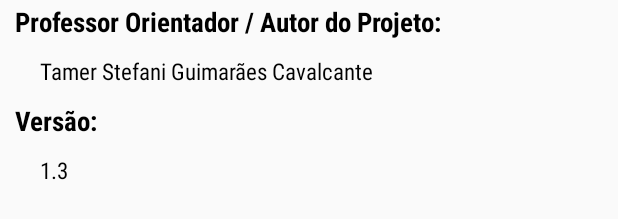
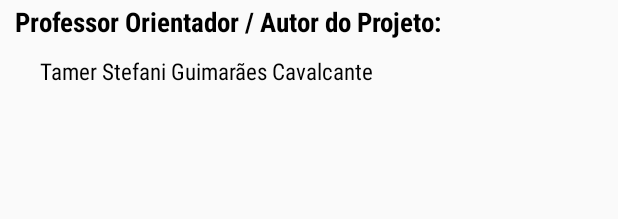
Before and after one commit to Moreschi186/AppSimposioHumanidades, an Android app: the layout fragment_sobre_aplicativo.xml on its own in the app's theme, with its tools: preview values and no code run, on a phone screen of 412 x 824 dp. Shown: the part 392-611 px from the top of the screen. Run offline under Robolectric (Android 15) with nearby library versions, the phone set to English and light mode, and no system bars.

Commit message:
Inscrições alterado.

```diff
--- a/app/src/main/AndroidManifest.xml
+++ b/app/src/main/AndroidManifest.xml
@@ -19,15 +19,11 @@
         android:screenOrientation="portrait"
         android:supportsRtl="true"
         android:theme="@style/AppTheme">
-
-
         <activity
             android:name=".MainActivity"
             android:label="@string/app_name"
             android:screenOrientation="portrait"
-            android:theme="@style/AppTheme.NoActionBar">
-
-        </activity>
+            android:theme="@style/AppTheme.NoActionBar" />
         <activity
             android:name=".Palestrantes"
             android:screenOrientation="portrait" />
--- a/app/src/main/java/com/ifsc/mathe/appsimposiohumanidades/MainActivity.java
+++ b/app/src/main/java/com/ifsc/mathe/appsimposiohumanidades/MainActivity.java
@@ -200,7 +200,7 @@ public class MainActivity extends AppCompatActivity implements NavigationView.On
             fragmentoSelecionado = true;
 
         } else if (id == R.id.nav_local){
-            Intent intent = new Intent( this, Maps.class);
+            Intent intent = new Intent(this, Maps.class);
             startActivity(intent);
             fragmentoSelecionado = false;
         }
--- a/app/src/main/res/layout/fragment_sobre_aplicativo.xml
+++ b/app/src/main/res/layout/fragment_sobre_aplicativo.xml
@@ -79,25 +79,6 @@
                 android:textColor="@android:color/black"
                 android:textSize="15sp" />
 
-            <TextView
-                android:layout_margin="10dp"
-                android:layout_width="match_parent"
-                android:layout_height="match_parent"
-                android:fontFamily="sans-serif-condensed"
-                android:textStyle="bold"
-                android:text="Versão:"
-                android:textColor="@android:color/black"
-                android:textSize="18sp" />
-            <TextView
-                android:layout_marginLeft="10dp"
-                android:layout_width="match_parent"
-                android:layout_height="match_parent"
-                android:fontFamily="sans-serif-condensed"
-                android:text="
-    1.3"
-                android:textColor="@android:color/black"
-                android:textSize="15sp" />
-
         </LinearLayout>
     </ScrollView>
 
--- /dev/null
+++ b/app/src/main/res/values-w820dp/dimens.xml
@@ -0,0 +1,6 @@
+<resources>
+    <!-- Example customization of dimensions originally defined in res/values/dimens.xml
+         (such as screen margins) for screens with more than 820dp of available width. This
+         would include 7" and 10" devices in landscape (~960dp and ~1280dp respectively). -->
+    <dimen name="activity_horizontal_margin">64dp</dimen>
+</resources>
--- a/app/src/main/res/values/colors.xml
+++ b/app/src/main/res/values/colors.xml
@@ -2,5 +2,5 @@
 <resources>
     <color name="colorPrimary">#388e3c</color>
     <color name="colorPrimaryDark">#33691e</color>
-    <color name="colorAccent">#357332</color>
+    <color name="colorAccent">#000000</color>
 </resources>
--- a/app/src/main/res/values/dimens.xml
+++ b/app/src/main/res/values/dimens.xml
@@ -5,4 +5,5 @@
     <dimen name="activity_vertical_margin">16dp</dimen>
     <dimen name="nav_header_vertical_spacing">16dp</dimen>
     <dimen name="nav_header_height">160dp</dimen>
+    <dimen name="appbar_padding_top">8dp</dimen>
 </resources>
--- a/app/src/main/res/values/strings.xml
+++ b/app/src/main/res/values/strings.xml
@@ -14,4 +14,6 @@
     <string name="google_maps_key">AIzaSyCUBUoTLTTEWU4F5fItoQQSIDEBhEPnGKg</string>
     <string name="title_activity_maps">Map</string>
     <string name="title_activity_teste_maps">Map</string>
+    <string name="title_activity_ocorrendo_agora">ocorrendoAgora</string>
+    <string name="section_format">Hello World from section: %1$d</string>
 </resources>
```
Also changed, not shown: app/src/main/java/com/ifsc/mathe/appsimposiohumanidades/InscricoesFragment.java (+21 -3 lines), app/src/main/res/menu/menu_ocorrendo_agora.xml (added, +10 -0 lines).
